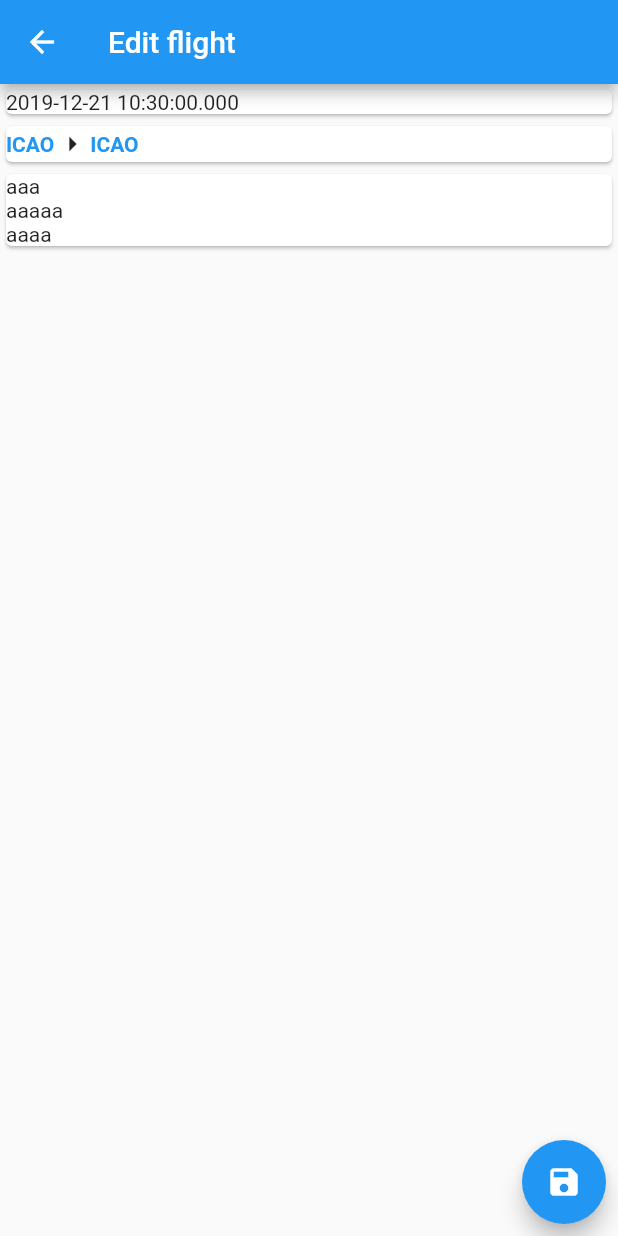
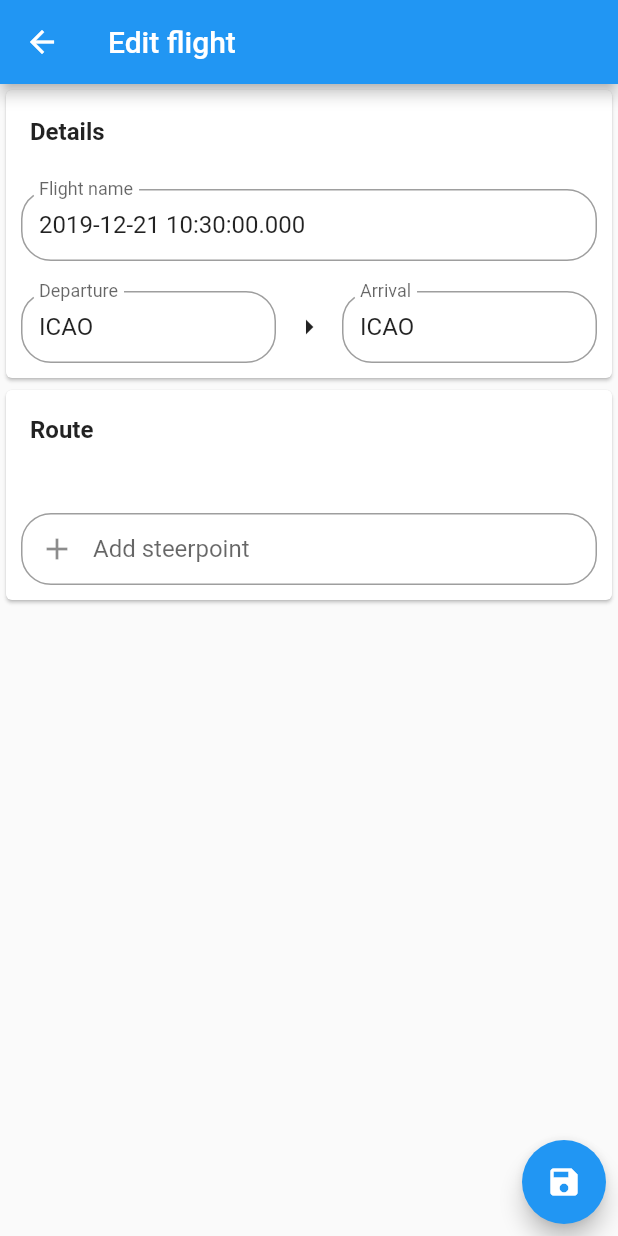
Before and after one commit to acrovato/fluttair, a Flutter app: the FlightView screen opened directly with empty values, on a phone screen of 412 x 824 dp. Run offline on Flutter 3.47's test engine with Material 2 defaults, Android fonts, the phone set to English and light mode, and no system bars; our stand-ins replace dynamic_theme, flutter_map, latlong, location, sqflite; missing offline and left inert: flutter_suncalc, preferences; accounts and stored records are empty.

Commit message:
Immproved and updated flightview, Minor changes

```diff
--- a/lib/database/flight.dart
+++ b/lib/database/flight.dart
@@ -44,30 +44,29 @@ class FlightProvider {
     List<FileSystemEntity> entries = _flightPath.listSync();
     List<Map<String, dynamic>> maps = [];
     for (var entry in entries) {
-      if (entry is File)
-        maps.add(json.decode(entry.readAsStringSync()));
+      if (entry is File) maps.add(json.decode(entry.readAsStringSync()));
     }
     return List.generate(maps.length, (i) {
       return Flight.fromMap(maps[i]);
     });
   }
 
-  void createFlight() {
+  void createFlight(int id) {
     // Create using default constructor and save to file
-    Map flight = Flight().toMap();
-    File file = File(join(_flightPath.path, flight['name']));
+    Map flight = Flight(id: id).toMap();
+    File file = File(join(_flightPath.path, '${flight['id']}'));
     file.writeAsStringSync(json.encode(flight));
   }
 
   void saveFlight(Flight flight) {
     // Save to disk
-    File file = File(join(_flightPath.path, flight.name));
+    File file = File(join(_flightPath.path, '${flight.id}'));
     file.writeAsStringSync(json.encode(flight.toMap()));
   }
 
-  void deleteFlight(String name) {
+  void deleteFlight(int id) {
     // Delete one flight
-    File file = File(join(_flightPath.path, name));
+    File file = File(join(_flightPath.path, '$id'));
     file.deleteSync();
   }
 
--- a/lib/model/flights.dart
+++ b/lib/model/flights.dart
@@ -1,47 +1,42 @@
+import 'package:flutter/cupertino.dart';
 import 'package:latlong/latlong.dart';
 
 // TODO flight as abstract, planned and recorded flight as actual OR merged?
 class Flight {
+  int id;
   String name;
   String departure;
   String arrival;
-  List<dynamic> _steerpoints; // TODO LatLng type fails...
+  List<LatLng> steerpoints;
 
-  List<LatLng> get steerpoints {
-    return _steerpoints;
-  }
-
-  // TODO temp
-  set steerpoints(List<LatLng> list) {
-    _steerpoints = list;
-  }
-
-  Flight() {
+  Flight({@required this.id}) {
     name = DateTime.now().toString();
     departure = 'ICAO';
     arrival = 'ICAO';
-    _steerpoints = [LatLng(50.65, 5.45)];
+    steerpoints = [];
   }
 
   Flight.fromMap(Map<String, dynamic> map) {
+    id = map['id'];
     name = map['name'];
     departure = map['departure'];
     arrival = map['arrival'];
-    List<dynamic> lat = map['lat'];
-    List<dynamic> lng = map['lng'];
-    _steerpoints = [];
+    List<double> lat = List.from(map['lat']);
+    List<double> lng = List.from(map['lng']);
+    steerpoints = [];
     for (int i = 0; i < lat.length; ++i) {
-      _steerpoints.add(LatLng(lat[i], lng[i]));
+      steerpoints.add(LatLng(lat[i], lng[i]));
     }
   }
 
   Map<String, dynamic> toMap() {
     List<double> lat = [], lng = [];
-    for (var sp in _steerpoints) {
+    for (var sp in steerpoints) {
       lat.add(sp.latitude);
       lng.add(sp.longitude);
     }
     return {
+      'id': id,
       'name': name,
       'departure': departure,
       'arrival': arrival,
--- a/lib/views/flight.dart
+++ b/lib/views/flight.dart
@@ -1,7 +1,11 @@
+import 'package:fluttair/model/airport.dart';
 import 'package:flutter/material.dart';
+import 'package:latlong/latlong.dart';
 
+import 'package:fluttair/database/local.dart';
 import 'package:fluttair/database/flight.dart';
 import 'package:fluttair/model/flights.dart';
+import 'package:fluttair/utils/snackbar.dart';
 
 class FlightView extends StatefulWidget {
   Flight flight;
@@ -12,33 +16,163 @@ class FlightView extends StatefulWidget {
   FlightViewState createState() => FlightViewState();
 }
 
+// TODO extensive testing required!!!
+// TODO focus behavior
+// TODO refactor?
 class FlightViewState extends State<FlightView> {
+  var _scaffoldKey = GlobalKey<ScaffoldState>();
   final FlightProvider _flightProvider = FlightProvider();
+  TextEditingController nameController = TextEditingController();
+  TextEditingController departureController = TextEditingController();
+  TextEditingController arrivalController = TextEditingController();
+  TextEditingController steerController = TextEditingController();
+
+  @override
+  void initState() {
+    nameController.text = widget.flight.name;
+    departureController.text = widget.flight.departure;
+    arrivalController.text = widget.flight.arrival;
+    super.initState();
+  }
+
+  @override
+  void dispose () {
+    nameController.dispose();
+    departureController.dispose();
+    arrivalController.dispose();
+    steerController.dispose();
+    super.dispose();
+  }
+
+  Widget _inputBar1(TextEditingController controller, String label, int field) {
+    return Padding(
+        padding: EdgeInsets.all(10.0),
+        child: TextField(
+            focusNode: FocusNode(),
+            autofocus: false,
+            textCapitalization: field != 0 ? TextCapitalization.characters : TextCapitalization.none,
+            controller: controller,
+            onSubmitted: (value) => _setField(controller.text, field),
+            decoration: InputDecoration(
+              labelText: label,
+              contentPadding: EdgeInsets.all(12.0),
+              border:
+                  OutlineInputBorder(borderRadius: BorderRadius.circular(20.0)),
+            )));
+  }
+
+  _setField(String input, int field) async {
+    if (field == 0) {
+      widget.flight.name = input;
+    } else {
+      Airport airport = await DatabaseProvider().getAirport(input);
+      if (airport != null) {
+        setState(() {
+          if (field == 1) {
+            widget.flight.departure = airport.icao;
+            widget.flight.steerpoints.isEmpty
+                ? widget.flight.steerpoints
+                    .add(LatLng(airport.latitude, airport.longitude))
+                : widget.flight.steerpoints[0] =
+                    LatLng(airport.latitude, airport.longitude);
+          } else if (field == 2) {
+            widget.flight.arrival = airport.icao;
+            widget.flight.steerpoints.length <= 1
+                ? widget.flight.steerpoints
+                    .add(LatLng(airport.latitude, airport.longitude))
+                : widget.flight
+                        .steerpoints[widget.flight.steerpoints.length - 1] =
+                    LatLng(airport.latitude, airport.longitude);
+          }
+        });
+      } else
+        _scaffoldKey.currentState
+            .showSnackBar(snackBar('Airport ICAO not found'));
+    }
+  }
+
+  Widget _inputBar2(TextEditingController controller) {
+    return Padding(
+        padding: EdgeInsets.all(10.0),
+        child: TextField(
+            focusNode: FocusNode(),
+            autofocus: false,
+            controller: controller,
+            onSubmitted: (value) => _addSteer(controller.text),
+            decoration: InputDecoration(
+              labelText: 'Add steerpoint',
+              hintText: '0.0, 0.0',
+              prefixIcon: Icon(Icons.add),
+              contentPadding: EdgeInsets.all(12.0),
+              border:
+                  OutlineInputBorder(borderRadius: BorderRadius.circular(20.0)),
+            )));
+  }
+
+  void _addSteer(String input) {
+    if (input != null) {
+      try {
+        List<double> coord = input.split(',').map(double.parse).toList();
+        if (coord.length == 2)
+          setState(() => widget.flight.steerpoints.insert(
+              widget.flight.steerpoints.length - 1,
+              LatLng(coord[0], coord[1])));
+        else
+          _scaffoldKey.currentState.showSnackBar(snackBar(
+              'Format error: please enter latitude and longitude separated by a comma (eg: 1.2,3.4)'));
+      } catch (_) {
+        _scaffoldKey.currentState.showSnackBar(snackBar(
+            'Format error: please enter latitude and longitude separated by a comma (eg: 1.2,3.4)'));
+      }
+    }
+  }
+
+  void _removeSteer(int i) {
+    setState(() => widget.flight.steerpoints.removeAt(i));
+  }
 
   @override
   Widget build(BuildContext context) {
     return Scaffold(
+        key: _scaffoldKey,
         appBar: AppBar(leading: BackButton(), title: Text('Edit flight')),
         body: Stack(children: <Widget>[
-          ListView(
-            // TODO add textfield + controllers
-            children: <Widget>[
-              Card(child: Text(widget.flight.name)),
-              Card(
-                  child: Row(children: <Widget>[
-                Text(widget.flight.departure,
-                    style: TextStyle(
-                        fontWeight: FontWeight.bold,
-                        color: Theme.of(context).accentColor)),
+          ListView(shrinkWrap: true, children: <Widget>[
+            Card(
+                child: Column(children: <Widget>[
+              ListTile(
+                  title: Text('Details',
+                      style: TextStyle(fontWeight: FontWeight.bold))),
+              _inputBar1(nameController, 'Flight name', 0),
+              Row(children: <Widget>[
+                Expanded(
+                    child: _inputBar1(departureController, 'Departure', 1)),
                 Icon(Icons.arrow_right),
-                Text(widget.flight.arrival,
-                    style: TextStyle(
-                        fontWeight: FontWeight.bold,
-                        color: Theme.of(context).accentColor))
-              ])),
-              Card(child: Text('aaa\naaaaa\naaaa'))
-            ],
-          ),
+                Expanded(child: _inputBar1(arrivalController, 'Arrival', 2))
+              ])
+            ])),
+            Card(
+                child: Column(children: <Widget>[
+              ListTile(
+                title: Text('Route',
+                    style: TextStyle(fontWeight: FontWeight.bold)),
+                subtitle: ListView.builder(
+                    physics: NeverScrollableScrollPhysics(),
+                    shrinkWrap: true,
+                    itemCount: widget.flight.steerpoints.length,
+                    itemBuilder: (BuildContext context, int i) {
+                      return ListTile(
+                        title: Text(
+                            '${widget.flight.steerpoints[i].latitude}, ${widget.flight.steerpoints[i].longitude}'),
+                        leading: IconButton(
+                            icon: Icon(Icons.remove, color: Colors.redAccent),
+                            onPressed: () => _removeSteer(i)),
+                      );
+                    }),
+              ),
+              _inputBar2(steerController)
+            ]))
+          ]),
           Padding(
               padding: EdgeInsets.only(bottom: 8.0, right: 8.0),
               child: Align(
--- a/lib/views/map.dart
+++ b/lib/views/map.dart
@@ -40,7 +40,7 @@ class MapViewState extends State<MapView> {
   @override
   void initState() {
     _initLocation();
-    _flight = Flight();
+    _flight = Flight(id: 1000000);
     _flight.steerpoints = [
       LatLng(50.65, 5.45),
       LatLng(50.70, 4.40),
@@ -170,7 +170,7 @@ class MapViewState extends State<MapView> {
               onPressed: () {
                 setState(() {
                   if (!_recording) {
-                    if (_flight == null) _flight = Flight();
+                    if (_flight == null) _flight = Flight(id: 1000000);
                     _recording = _flight.record();
                   } else
                     _recording = _flight.stop();
```
Also changed, not shown: lib/database/local.dart (+10 -0 lines), lib/views/country.dart (+18 -0 lines), lib/views/flights.dart (+10 -2 lines).
